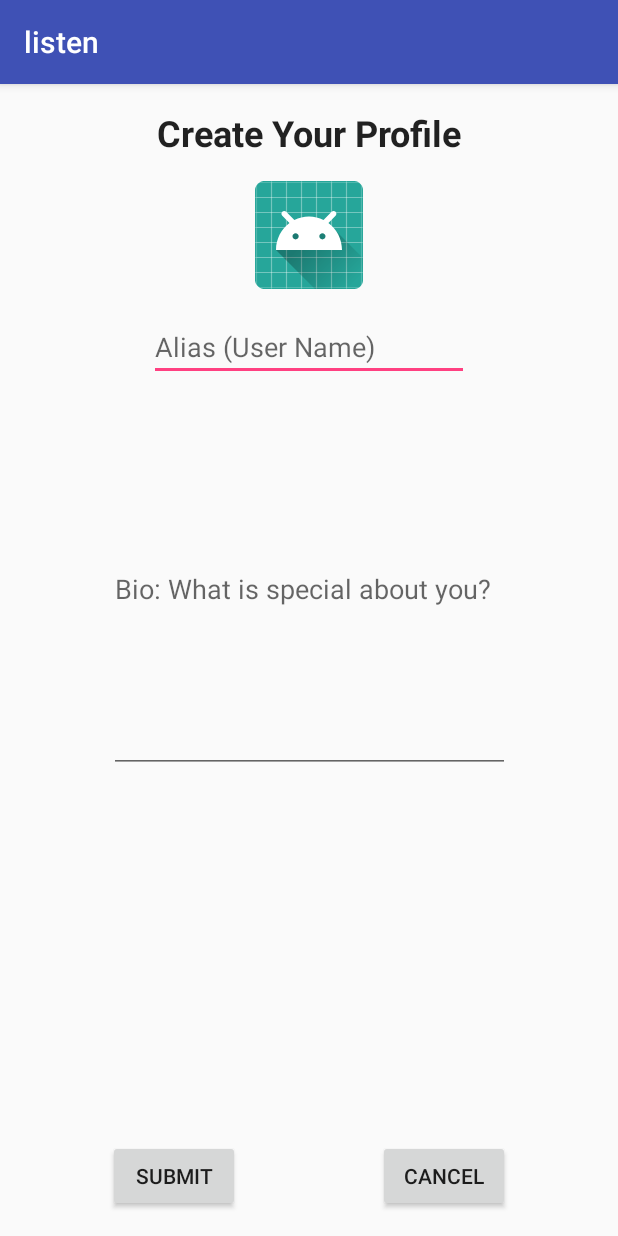
After one commit to skoliver89/listen, an Android app: the NewUserProfile screen opened directly, with no data from a screen before it, on a phone screen of 412 x 824 dp. The commit adds this screen. Run offline under Robolectric (Android 15) with nearby library versions, the phone set to English and light mode, and no system bars.

Commit message:
Created new profile activity form

```diff
--- a/listen_app/app/src/main/AndroidManifest.xml
+++ b/listen_app/app/src/main/AndroidManifest.xml
@@ -16,11 +16,14 @@
                 <category android:name="android.intent.category.LAUNCHER" />
             </intent-filter>
         </activity>
-        <activity android:name=".AccountActivity" android:parentActivityName=".MainActivity">
+        <activity
+            android:name=".AccountActivity"
+            android:parentActivityName=".MainActivity">
             <meta-data
                 android:name="android.support.PARENT_ACTIVITY"
                 android:value=".MainActivity" />
         </activity>
+        <activity android:name=".NewUserProfile"></activity>
     </application>
 
 </manifest>
--- a/listen_app/app/src/main/java/com/example/listen/MainActivity.java
+++ b/listen_app/app/src/main/java/com/example/listen/MainActivity.java
@@ -15,6 +15,7 @@ import com.google.android.gms.tasks.OnCompleteListener;
 import com.google.android.gms.tasks.Task;
 import com.google.firebase.auth.FirebaseAuth;
 import com.google.firebase.auth.FirebaseUser;
+import com.google.firebase.firestore.FirebaseFirestore;
 
 import java.util.Collections;
 import java.util.List;
@@ -22,6 +23,8 @@ import java.util.List;
 public class MainActivity extends AppCompatActivity {
 
     // ### Class Variables
+    // Access a Cloud Firestore instance from your Activity
+    FirebaseFirestore db = FirebaseFirestore.getInstance();
 
     private static final int RC_SIGN_IN = 123;
 
--- /dev/null
+++ b/listen_app/app/src/main/java/com/example/listen/NewUserProfile.java
@@ -0,0 +1,13 @@
+package com.example.listen;
+
+import android.support.v7.app.AppCompatActivity;
+import android.os.Bundle;
+
+public class NewUserProfile extends AppCompatActivity {
+
+    @Override
+    protected void onCreate(Bundle savedInstanceState) {
+        super.onCreate(savedInstanceState);
+        setContentView(R.layout.activity_new_user_profile);
+    }
+}
--- /dev/null
+++ b/listen_app/app/src/main/res/layout/activity_new_user_profile.xml
@@ -0,0 +1,79 @@
+<?xml version="1.0" encoding="utf-8"?>
+<android.support.constraint.ConstraintLayout xmlns:android="http://schemas.android.com/apk/res/android"
+    xmlns:app="http://schemas.android.com/apk/res-auto"
+    xmlns:tools="http://schemas.android.com/tools"
+    android:layout_width="match_parent"
+    android:layout_height="match_parent"
+    tools:context=".NewUserProfile">
+
+    <TextView
+        android:id="@+id/newProfileTitle"
+        android:layout_width="wrap_content"
+        android:layout_height="wrap_content"
+        android:layout_marginTop="16dp"
+        android:text="@string/newProfileTitle"
+        android:textAppearance="@style/TextAppearance.AppCompat.Headline"
+        android:textStyle="bold"
+        app:layout_constraintEnd_toEndOf="parent"
+        app:layout_constraintHorizontal_bias="0.5"
+        app:layout_constraintStart_toStartOf="parent"
+        app:layout_constraintTop_toTopOf="parent" />
+
+    <Button
+        android:id="@+id/newProfileSubmitButton"
+        android:layout_width="wrap_content"
+        android:layout_height="wrap_content"
+        android:layout_marginBottom="16dp"
+        android:layout_marginLeft="72dp"
+        android:layout_marginStart="72dp"
+        android:text="@string/submitButton"
+        app:layout_constraintBottom_toBottomOf="parent"
+        app:layout_constraintStart_toStartOf="parent" />
+
+    <Button
+        android:id="@+id/newProfileCancelButton"
+        android:layout_width="wrap_content"
+        android:layout_height="wrap_content"
+        android:layout_marginBottom="16dp"
+        android:layout_marginEnd="72dp"
+        android:layout_marginRight="72dp"
+        android:text="@string/cancelButton"
+        app:layout_constraintBottom_toBottomOf="parent"
+        app:layout_constraintEnd_toEndOf="parent" />
+
+    <ImageView
+        android:id="@+id/newProfileUserIcon"
+        android:layout_width="wrap_content"
+        android:layout_height="wrap_content"
+        android:layout_marginTop="16dp"
+        android:contentDescription="@string/user_icon_desc"
+        app:layout_constraintEnd_toEndOf="parent"
+        app:layout_constraintHorizontal_bias="0.5"
+        app:layout_constraintStart_toStartOf="parent"
+        app:layout_constraintTop_toBottomOf="@+id/newProfileTitle"
+        app:srcCompat="@mipmap/ic_launcher" />
+
+    <EditText
+        android:id="@+id/newProfileAlias"
+        android:layout_width="wrap_content"
+        android:layout_height="wrap_content"
+        android:layout_marginTop="16dp"
+        android:ems="10"
+        android:hint="@string/aliasFieldHint"
+        android:inputType="textPersonName"
+        app:layout_constraintEnd_toEndOf="parent"
+        app:layout_constraintHorizontal_bias="0.5"
+        app:layout_constraintStart_toStartOf="parent"
+        app:layout_constraintTop_toBottomOf="@+id/newProfileUserIcon" />
+
+    <MultiAutoCompleteTextView
+        android:id="@+id/newProfileBio"
+        android:layout_width="267dp"
+        android:layout_height="245dp"
+        android:layout_marginTop="16dp"
+        android:hint="@string/bioFieldHint"
+        app:layout_constraintEnd_toEndOf="parent"
+        app:layout_constraintStart_toStartOf="parent"
+        app:layout_constraintTop_toBottomOf="@+id/newProfileAlias" />
+
+</android.support.constraint.ConstraintLayout>
--- a/listen_app/app/src/main/res/values/strings.xml
+++ b/listen_app/app/src/main/res/values/strings.xml
@@ -6,4 +6,9 @@
     <string name="user_icon_desc">User Icon Image</string>
     <string name="accountLabel_username">Username:</string>
     <string name="accountLabel_email">Email:</string>
+    <string name="newProfileTitle">Create Your Profile</string>
+    <string name="submitButton">Submit</string>
+    <string name="cancelButton">Cancel</string>
+    <string name="aliasFieldHint">Alias (User Name)</string>
+    <string name="bioFieldHint">Bio: What is special about you?</string>
 </resources>
```
